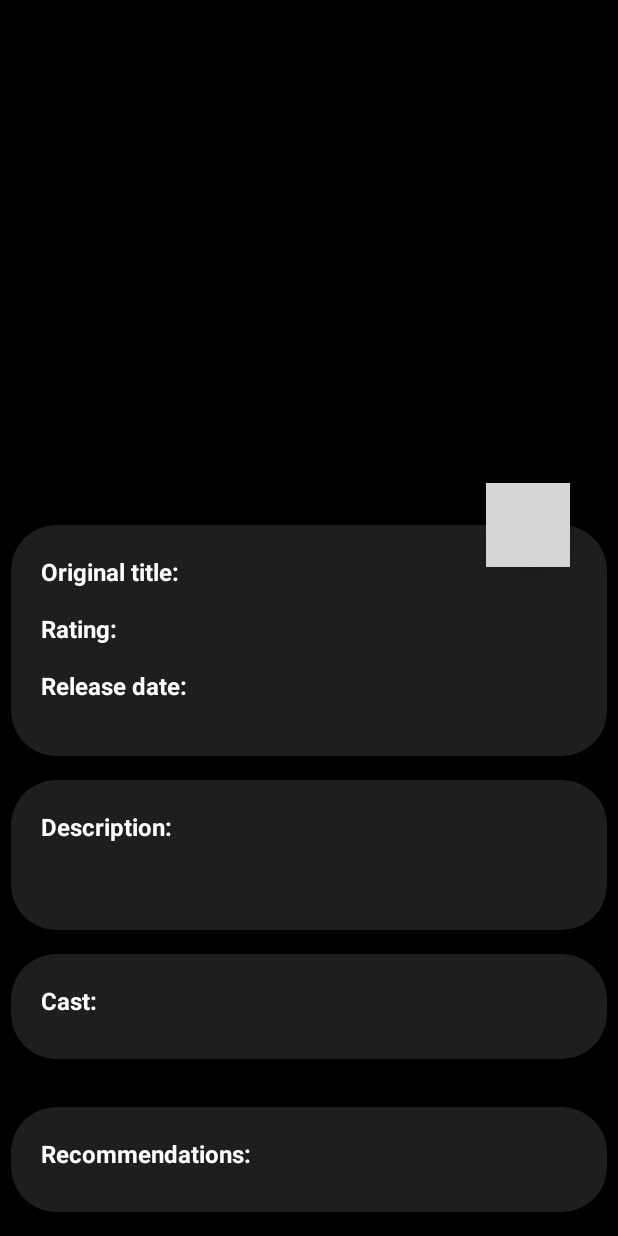
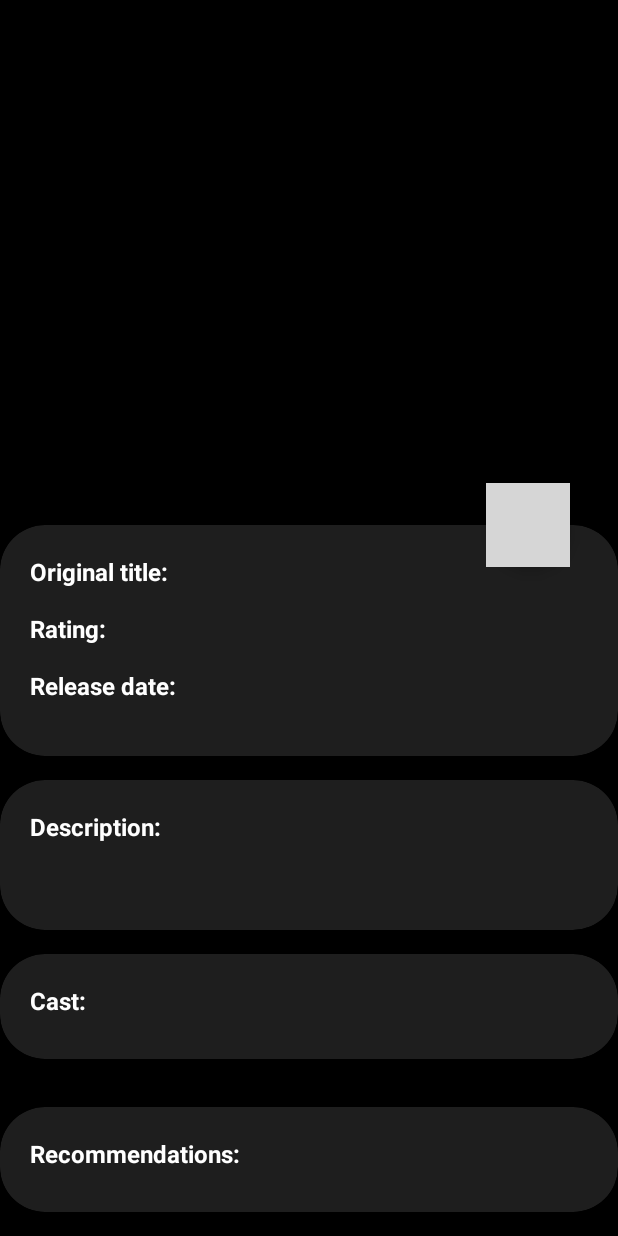
Before and after one commit to ReCursia/PopularMovies, an Android app: the layout fragment_detail.xml on its own in the app's theme, with its tools: preview values and no code run, on a phone screen of 412 x 824 dp. Run offline under Robolectric (Android 15) with nearby library versions, the light colour scheme and no system bars; grey boxes are pictures that could not be loaded.

Commit message:
remove margin for cards

```diff
--- a/app/src/main/res/values/dimens.xml
+++ b/app/src/main/res/values/dimens.xml
@@ -1,6 +1,6 @@
 <?xml version="1.0" encoding="utf-8"?>
 <resources>
     <dimen name="play_button_size">48dp</dimen>
-    <dimen name="card_margin_horizontal">7dp</dimen>
+    <dimen name="card_margin_horizontal">0dp</dimen>
     <dimen name="expanded_detail_layout">350dp</dimen>
 </resources>
```
